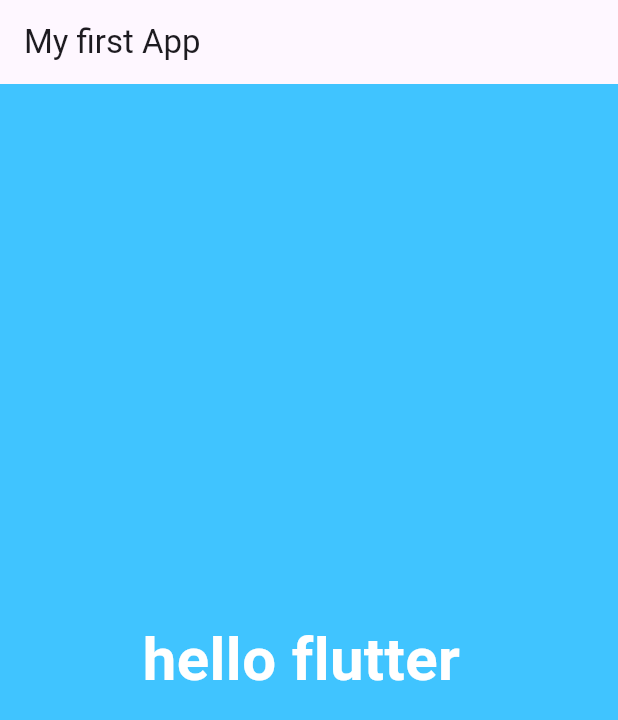
After one commit to MujahidSadiq/flutter_smartherd, a Flutter app: the screen it shows after launch, on a phone screen of 412 x 824 dp. The commit adds this screen. Shown: the top 720 px of the screen. Run offline on Flutter 3.47's test engine with Material 3 defaults, Android fonts, the phone set to English and light mode, and no system bars.

Commit message:
organize the code by making another file

```diff
--- /dev/null
+++ b/lib/app_screen/first_screen.dart
@@ -0,0 +1,33 @@
+import 'package:flutter/material.dart';
+
+
+class MyFlutterApp extends StatelessWidget {
+  const MyFlutterApp({super.key});
+
+  @override
+  Widget build(BuildContext context) {
+    return MaterialApp(
+        debugShowCheckedModeBanner: false,
+        title: 'My Flutter Application',
+        home: Scaffold(
+          appBar: AppBar(
+            title: const Text('My first App'),
+          ),
+          body: const Material(
+            color: Colors.lightBlueAccent,
+            child: Center(
+              child: Text(
+                'hello flutter ',
+                textDirection: TextDirection.ltr,
+                style: TextStyle(
+                  color: Colors.white,
+                  fontSize: 40.0,
+                  fontWeight: FontWeight.bold,
+                ),
+              ),
+            ),
+          ),
+        )
+        );
+  }
+}
```
Also changed, not shown: lib/main.dart (+15 -24 lines).
